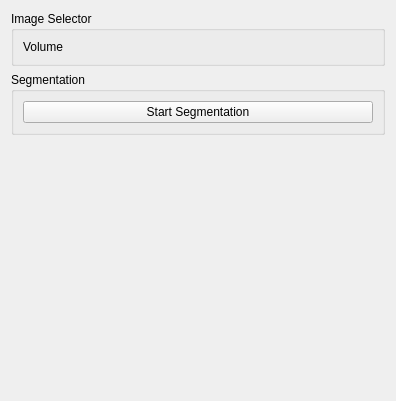
Above: UltrasoundAI/BreastLesionSegmentation/Resources/UI/BreastLesionSegmentation.ui from EBATINCA/UltrasoundAI before the change. Below: the same form after it.
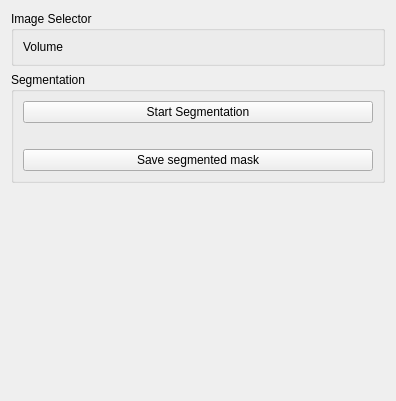
That is the form after the change. Custom widgets are drawn as their Qt base class.

Commit message:
ENH: Add a button to save the mask
For now the button just print a message
#1

Patch:
```diff
--- a/UltrasoundAI/BreastLesionSegmentation/Resources/UI/BreastLesionSegmentation.ui
+++ b/UltrasoundAI/BreastLesionSegmentation/Resources/UI/BreastLesionSegmentation.ui
@@ -59,6 +59,26 @@
         </property>
        </widget>
       </item>
+      <item>
+       <spacer name="horizontalSpacer">
+        <property name="orientation">
+         <enum>Qt::Horizontal</enum>
+        </property>
+        <property name="sizeHint" stdset="0">
+         <size>
+          <width>40</width>
+          <height>20</height>
+         </size>
+        </property>
+       </spacer>
+      </item>
+      <item>
+       <widget class="QPushButton" name="saveMaskButton">
+        <property name="text">
+         <string>Save segmented mask</string>
+        </property>
+       </widget>
+      </item>
      </layout>
     </widget>
    </item>
```
The commit also changes 1 other file.
